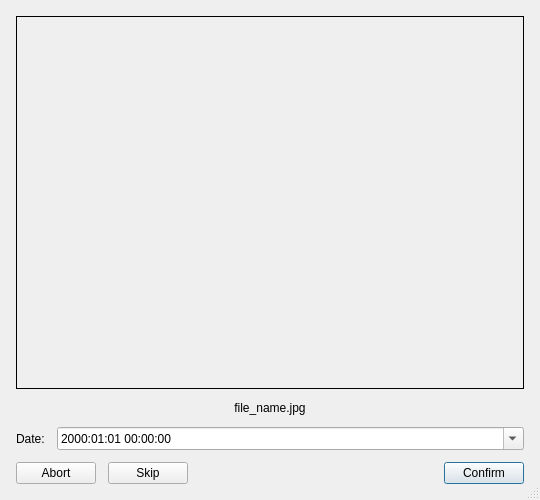
Before: the Qt Designer form ui/manual_date_dialog.ui in sato96/PicMetadata, drawn with Qt 5.
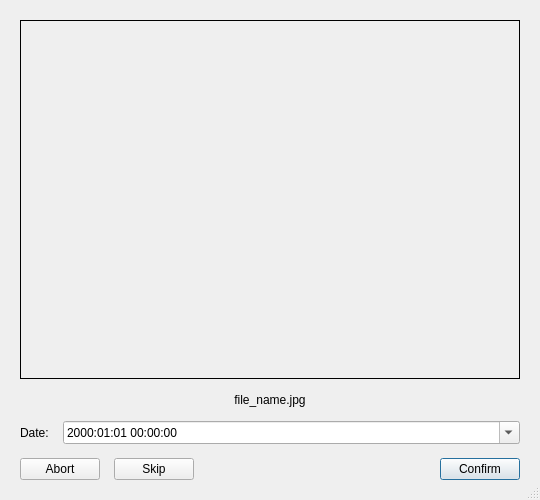
After: the same form once the commit is applied.

What changed in the file:
```diff
--- a/ui/manual_date_dialog.ui
+++ b/ui/manual_date_dialog.ui
@@ -12,11 +12,11 @@
   <property name="sizeGripEnabled"><bool>true</bool></property>
 
   <layout class="QVBoxLayout" name="mainLayout">
-   <property name="spacing"><number>12</number></property>
-   <property name="leftMargin"><number>16</number></property>
-   <property name="topMargin"><number>16</number></property>
-   <property name="rightMargin"><number>16</number></property>
-   <property name="bottomMargin"><number>16</number></property>
+   <property name="spacing"><number>14</number></property>
+   <property name="leftMargin"><number>20</number></property>
+   <property name="topMargin"><number>20</number></property>
+   <property name="rightMargin"><number>20</number></property>
+   <property name="bottomMargin"><number>20</number></property>
 
    <!-- Anteprima: si espande con la finestra -->
    <item>
```
